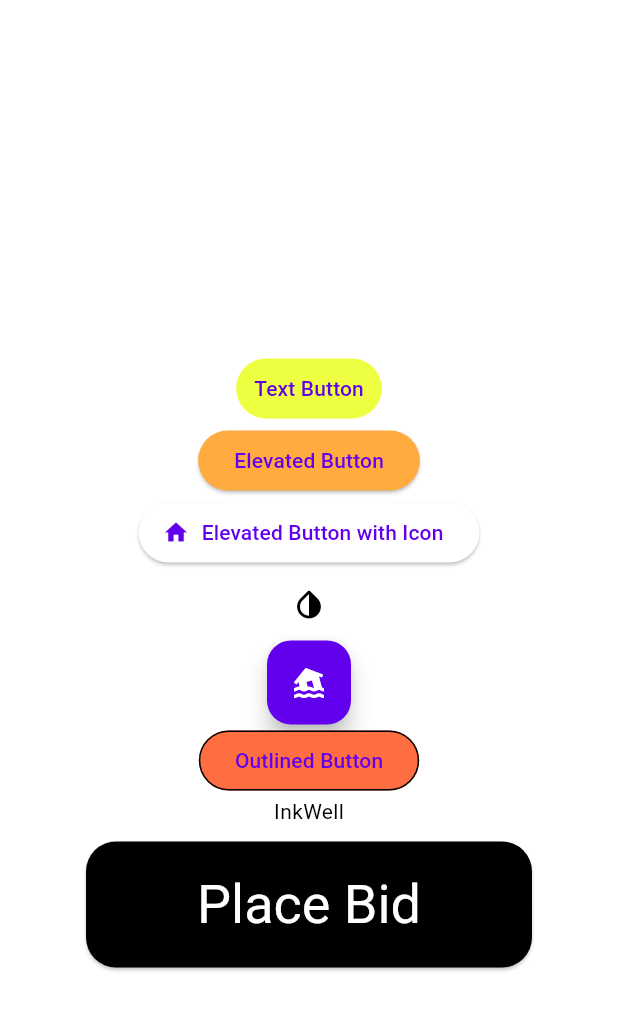
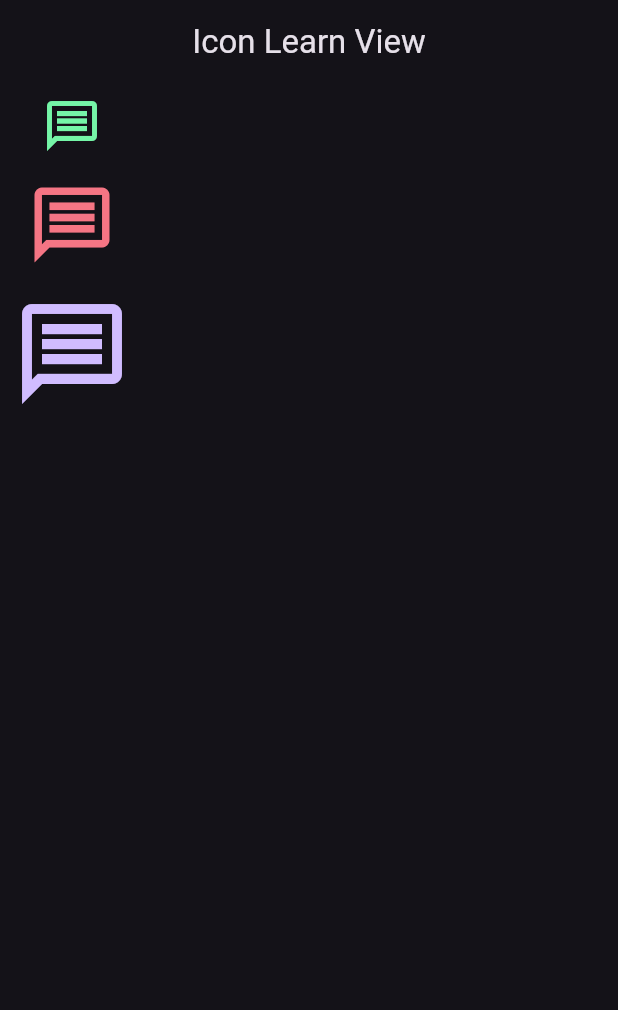
Before and after one commit to ahmetkrakaya/flutter_learn, a Flutter app: the screen it shows after launch, on a phone screen of 412 x 824 dp. Shown: the top 1010 px of the screen. Run offline on Flutter 3.47's test engine with Material 3 defaults, Android fonts, the phone set to English and light mode, and no system bars.

Commit message:
AppBar, Icon, Color

```diff
--- /dev/null
+++ b/lib/101/app_bar_learn.dart
@@ -0,0 +1,22 @@
+import 'package:flutter/material.dart';
+
+class AppBarLearn extends StatelessWidget {
+  const AppBarLearn({super.key});
+  final String _title = 'AppBar Learn';
+
+  @override
+  Widget build(BuildContext context) {
+    return Scaffold(
+      // Tüm projede bütünlük için bazı özellikleri Theme üzerinden vermek daha sağlıklı.
+      appBar: AppBar(
+        title: Text(_title),
+        leading: const Icon(Icons.chevron_left_outlined),
+        automaticallyImplyLeading: false,
+        actions: [
+          IconButton(onPressed: () {}, icon: const Icon(Icons.menu_outlined)),
+          const Center(child: CircularProgressIndicator()),
+        ],
+      ),
+    );
+  }
+}
--- /dev/null
+++ b/lib/101/icon_learn_view.dart
@@ -0,0 +1,56 @@
+import 'package:flutter/material.dart';
+
+class IconLearnView extends StatelessWidget {
+  IconLearnView({super.key});
+  final String _title = 'Icon Learn View';
+  final IconSizes iconSize = IconSizes();
+  final IconColors iconColors = IconColors();
+
+  @override
+  Widget build(BuildContext context) {
+    return Scaffold(
+      appBar: AppBar(
+        title: Text(_title),
+      ),
+      body: Column(
+        children: [
+          IconButton(
+            onPressed: () {},
+            icon: Icon(
+              Icons.message_outlined,
+              size: iconSize.small,
+              color: iconColors.aquamarine,
+            ),
+          ),
+          IconButton(
+            onPressed: () {},
+            icon: Icon(
+              Icons.message_outlined,
+              size: iconSize.medium,
+              color: iconColors.froly,
+            ),
+          ),
+          IconButton(
+            onPressed: () {},
+            icon: Icon(
+              Icons.message_outlined,
+              size: iconSize.large,
+              color: Theme.of(context).colorScheme.primary,
+            ),
+          ),
+        ],
+      ),
+    );
+  }
+}
+
+class IconSizes {
+  final double small = 40;
+  final double medium = 60;
+  final double large = 80;
+}
+
+class IconColors {
+  final Color froly = const Color(0xFFF57584);
+  final Color aquamarine = const Color(0xFF75F5A7);
+}
--- a/lib/main.dart
+++ b/lib/main.dart
@@ -1,5 +1,6 @@
 import 'package:flutter/material.dart';
-import 'package:flutter_learn/101/button_learn_view.dart';
+import 'package:flutter/services.dart';
+import 'package:flutter_learn/101/icon_learn_view.dart';
 
 void main() {
   runApp(const MyApp());
@@ -13,10 +14,16 @@ class MyApp extends StatelessWidget {
     return MaterialApp(
       title: 'Flutter Learn',
       debugShowCheckedModeBanner: false,
-      theme: ThemeData(
-        colorScheme: const ColorScheme.light(),
+      theme: ThemeData.dark().copyWith(
+        appBarTheme: const AppBarTheme(
+          centerTitle: true,
+          backgroundColor: Colors.transparent,
+          elevation: 0,
+          systemOverlayStyle: SystemUiOverlayStyle.dark,
+          actionsIconTheme: IconThemeData(color: Colors.red, size: 30),
+        ),
       ),
-      home: const ButtonLearnView(),
+      home: IconLearnView(),
     );
   }
 }
```
